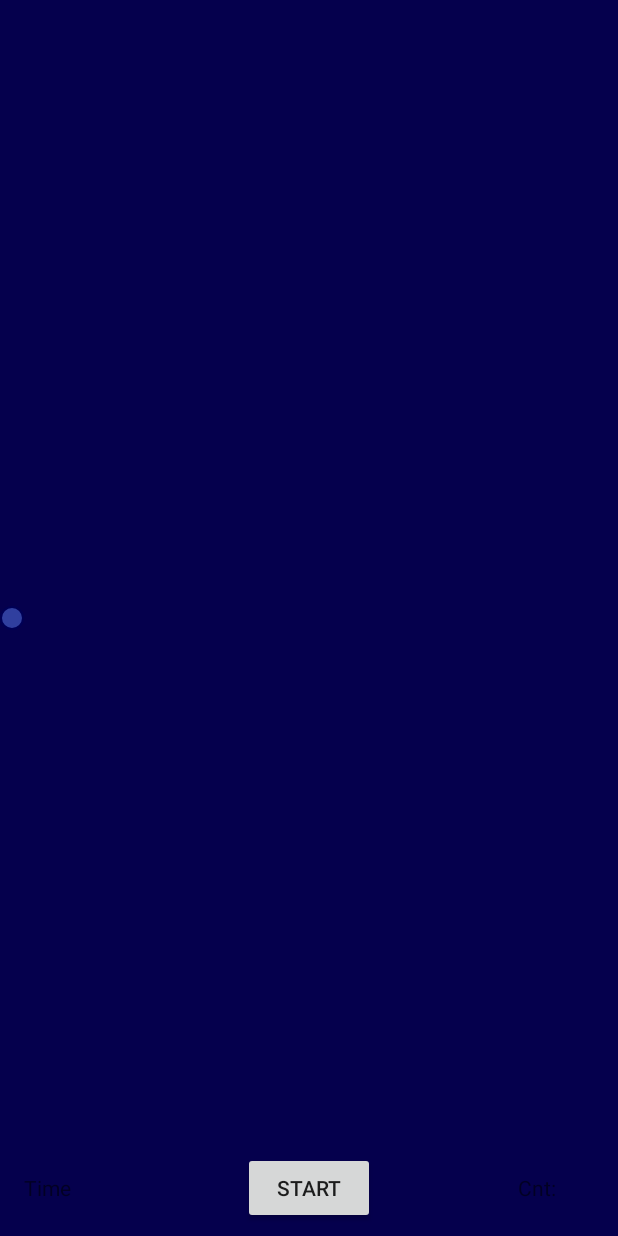
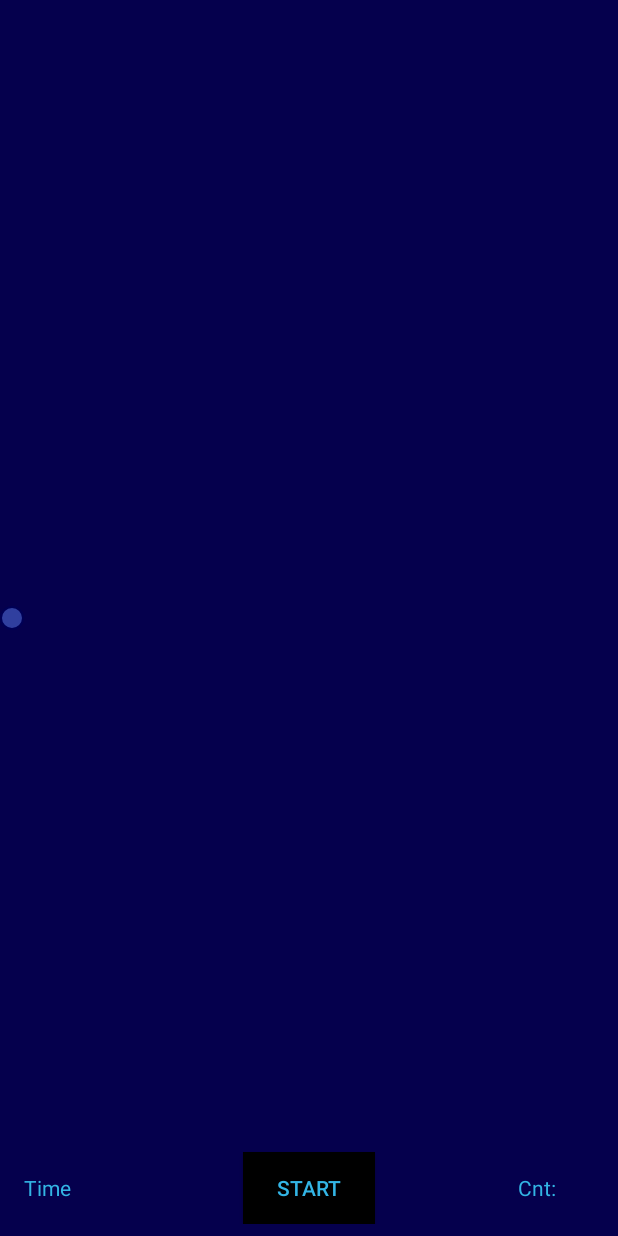
Before and after one commit to HenriPablo/EyeBallerNative, an Android app: the layout activity_animation.xml on its own in the app's theme, with its tools: preview values and no code run, on a phone screen of 412 x 824 dp. Run offline under Robolectric (Android 15) with nearby library versions, the phone set to English and light mode, and no system bars.

Commit message:
color changes and time disaply re-formatting

```diff
--- a/app/src/main/java/com/eyeballer/eyeballernative/AnimationActivity.java
+++ b/app/src/main/java/com/eyeballer/eyeballernative/AnimationActivity.java
@@ -16,6 +16,10 @@ import android.widget.TextView;
 import com.google.android.gms.appindexing.Action;
 import com.google.android.gms.appindexing.AppIndex;
 import com.google.android.gms.common.api.GoogleApiClient;
+
+import java.text.SimpleDateFormat;
+import java.util.Date;
+import java.util.Locale;
 
 public class AnimationActivity extends AppCompatActivity {
 
@@ -83,6 +87,25 @@ public class AnimationActivity extends AppCompatActivity {
 
 
         animX.addListener(new Animator.AnimatorListener() {
+            /*
+            http://stackoverflow.com/questions/19667473/how-to-show-milliseconds-in-dayshoursminseconds
+             */
+            SimpleDateFormat formatter = new SimpleDateFormat("dd:HH:mm:ss", Locale.UK);
+            Date date;
+            private String getFormattedTimeRemaining( long timeInMilliseconds ){
+
+                long seconds = timeInMilliseconds / 1000;
+                long minutes = seconds / 60;
+                //long hours = minutes / 60;
+                //long days = hours / 24;
+
+                long millisecondsRemaining = timeInMilliseconds - ( minutes * 60 + seconds * 1000 );
+                String time =  minutes % 60 + ":" + seconds % 60 + ":" + millisecondsRemaining;
+                return time;
+            }
+
+
+
             @Override
             public void onAnimationStart(Animator animator) {
                 System.out.println("\n\nonAnimationStart called\n\n");
@@ -113,11 +136,15 @@ public class AnimationActivity extends AppCompatActivity {
             @Override
             public void onAnimationRepeat(Animator animator) {
                 totalTime = totalTime - animationSpeed;
-                timeRemaining.setText( "Time: " + totalTime );
+
 
                 System.out.println("\n\nonAnimationRepeat called\n\n");
                 repeatCount = repeatCount - 1;
                 countRemaining.setText( "Cnt: " + repeatCount );
+
+                //date = new Date( totalTime );
+                timeRemaining.setText( "Time: " + getFormattedTimeRemaining( totalTime ) );
+
             }
         });
 
--- a/app/src/main/res/layout/activity_animation.xml
+++ b/app/src/main/res/layout/activity_animation.xml
@@ -22,7 +22,8 @@
         android:id="@+id/button"
         android:layout_alignParentBottom="true"
         android:layout_centerHorizontal="true"
-    />
+        android:textColor="@android:color/holo_blue_light"
+        android:background="@color/bright_foreground_material_light" />
 
     <ImageView
         android:layout_width="16dp"
@@ -43,7 +44,7 @@
         android:layout_marginEnd="38dp"
         android:layout_alignTop="@+id/button"
         android:gravity="center_vertical"
-    />
+        android:textColor="@android:color/holo_blue_light" />
 
     <TextView
         android:layout_width="wrap_content"
@@ -54,6 +55,6 @@
         android:layout_alignBottom="@+id/button"
         android:layout_alignTop="@+id/button"
         android:layout_toEndOf="@+id/imageView"
-    />
+        android:textColor="@android:color/holo_blue_light" />
 
 </RelativeLayout>
```
